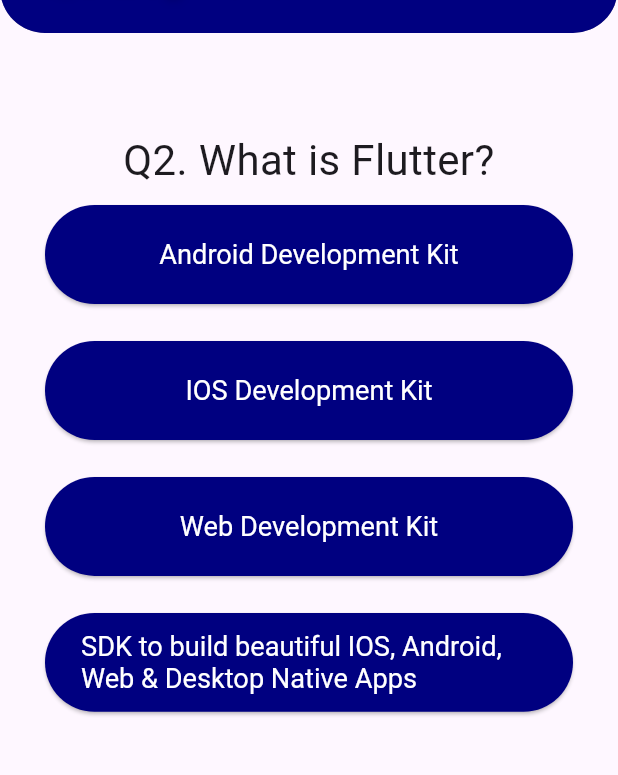
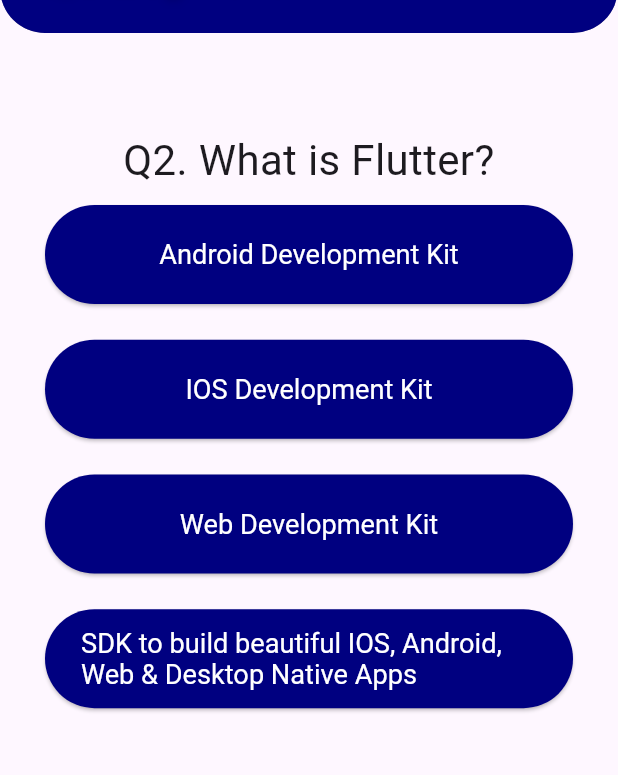
Before and after one commit to i-am-mari/QuizApp, a Flutter app: the screen it shows after launch, after a tap on "Facebook", on a phone screen of 412 x 824 dp, the part 87-862 px from its top. Run offline on Flutter 3.47's test engine with Material 3 defaults, Android fonts, the phone set to English and light mode, and no system bars; our stand-ins replace shared_preferences.

Commit message:
QuizApp Updated

```diff
--- a/lib/answer.dart
+++ b/lib/answer.dart
@@ -33,7 +33,7 @@ class Answer extends StatelessWidget {
           ),
         ),
         SizedBox(
-          height: screenheight * 0.03,
+          height: screenheight * 0.029,
         ),
       ],
     );
```
